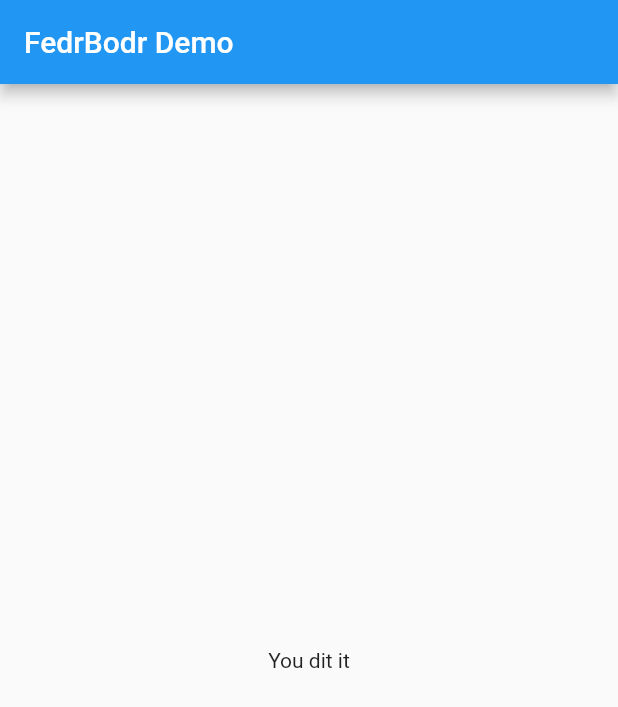
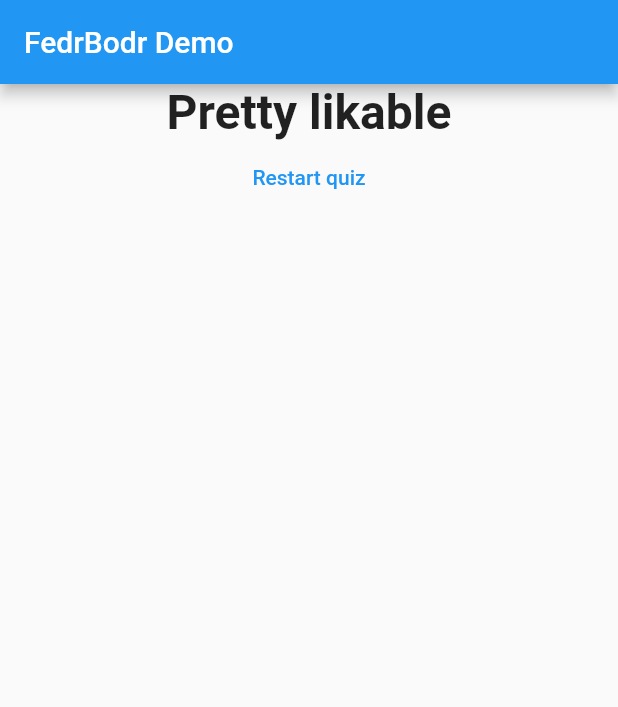
Before and after one commit to FedrBodr/fed_flutter_learning, a Flutter app: the screen it shows after launch, after a tap on "331", after a tap on "Natasha", after a tap on "Orange", on a phone screen of 412 x 824 dp. Shown: the top 707 px of the screen. Run offline on Flutter 3.47's test engine with Material 2 defaults, Android fonts, the phone set to English and light mode, and no system bars.

Commit message:
Finish Section 2: Flutter Basics [QUIZ APP]

```diff
--- a/lib/main.dart
+++ b/lib/main.dart
@@ -11,22 +11,38 @@ class FedFlutterLearningApp extends StatefulWidget {
 
 class _FedFlutterLearningAppState extends State<FedFlutterLearningApp> {
   var _questionIndex = 0;
+  var _totalScore = 0;
   final _questions = const [
     {
       'Question': 'You fist school name?',
-      'answers': ['331', '1877']
+      'answers': [
+        {"text": '331', "score": 1},
+        {"text": '1877', "score": 2}
+      ]
     },
     {
       'Question': 'You fist love name?',
-      'answers': ["Tata", "Natasha", "Masha", "Ira"]
+      'answers': [
+        {"text": "Tata", "score": 1},
+        {"text": "Natasha", "score": 5},
+        {"text": "Masha", "score": 8},
+        {"text": "Ira", "score": 15}
+      ]
     },
     {
       'Question': "What's your favorite color??",
-      'answers': ['Green', 'Blue', 'Orange', 'Black']
+      'answers': [
+        {"text": 'Green', "score": 2},
+        {"text": 'Blue', "score": 5},
+        {"text": 'Orange', "score": 10},
+        {"text": 'Black', "score": 13}
+      ]
     },
   ];
 
-  void _answerQuestion() {
+  void _answerQuestion(int score) {
+    _totalScore += score;
+
     setState(() {
       _questionIndex = _questionIndex + 1;
     });
@@ -36,7 +52,16 @@ class _FedFlutterLearningAppState extends State<FedFlutterLearningApp> {
     } else {
       print("No more questions");
     }
-    print("Question answered");
+    print("Question answered, total score is $_totalScore");
+  }
+
+  void _resetQuiz() {
+    setState(() {
+      _questionIndex = 0;
+      _totalScore = 0;
+    });
+    print(
+        "Quiz resets, total score is $_totalScore and _questionIndex is $_questionIndex");
   }
 
   @override
@@ -49,7 +74,7 @@ class _FedFlutterLearningAppState extends State<FedFlutterLearningApp> {
                 questions: _questions,
                 answerQuestion: _answerQuestion,
                 questionIndex: _questionIndex)
-            : Result(),
+            : Result(_totalScore, _resetQuiz),
       ),
     );
   }
--- a/lib/quiz.dart
+++ b/lib/quiz.dart
@@ -20,8 +20,8 @@ class Quiz extends StatelessWidget {
         Question(
           questions[questionIndex]['Question'],
         ),
-        ...(questions[questionIndex]['answers'] as List<String>).map((answer) {
-          return Answer(answerQuestion, answer);
+        ...(questions[questionIndex]['answers'] as List<Map<String, Object>>).map((answer) {
+          return Answer(() => answerQuestion(answer["score"]), answer["text"]);
         }).toList()
       ],
     );
--- a/lib/result.dart
+++ b/lib/result.dart
@@ -1,10 +1,43 @@
 import 'package:flutter/material.dart';
 
 class Result extends StatelessWidget {
+  final int resultScore;
+
+  final Function resetHandler;
+
+  Result(this.resultScore, this.resetHandler);
+
+  String get resultPhrase {
+    String resultText;
+    if (resultScore <= 8) {
+      resultText = "You are incorrect";
+    } else if (resultScore <= 15) {
+      resultText = "Pretty likable";
+    } else if (resultScore <= 25) {
+      resultText = "Pretty likable";
+    } else {
+      resultText = "You are so good";
+    }
+    return resultText;
+  }
+
   @override
   Widget build(BuildContext context) {
     return Center(
-      child: Text("You dit it"),
+      child: Column(
+        children: [
+          Text(
+            resultPhrase,
+            style: TextStyle(fontSize: 32, fontWeight: FontWeight.bold),
+            textAlign: TextAlign.center,
+          ),
+          FlatButton(
+            textColor: Colors.blue,
+            child: Text("Restart quiz"),
+            onPressed: resetHandler,
+          )
+        ],
+      ),
     );
   }
 }
```
